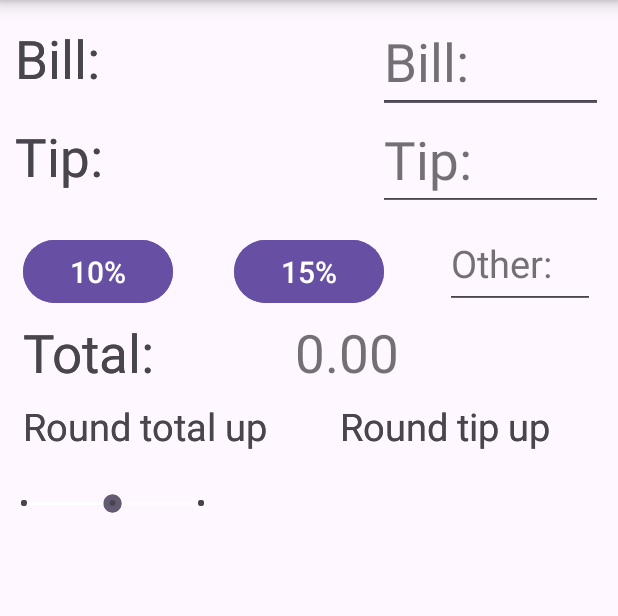
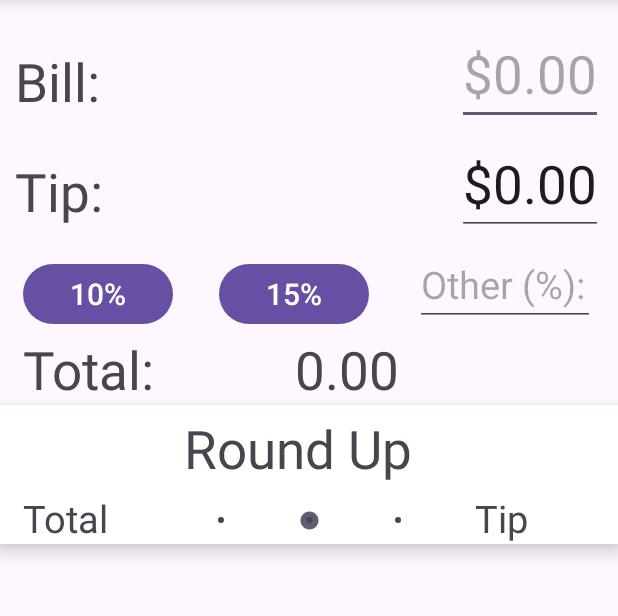
Before and after one commit to abryan9/mobileProgramming, an Android app: the screen it shows after launch (MainActivity), after a tap on "10%", on a phone screen of 412 x 824 dp, the part 83-699 px from its top. Run offline under Robolectric (Android 15) with nearby library versions, the phone set to English and light mode, and no system bars.

Commit message:
Almost working.

```diff
--- a/tipCalculator/app/src/main/java/edu/cosc4730/tipcalculator/MainFragment.java
+++ b/tipCalculator/app/src/main/java/edu/cosc4730/tipcalculator/MainFragment.java
@@ -1,74 +1,150 @@
 package edu.cosc4730.tipcalculator;
 
+import android.annotation.SuppressLint;
 import android.os.Bundle;
 import android.text.Editable;
 import android.text.TextWatcher;
+import android.util.Log;
 import android.view.LayoutInflater;
 import android.view.View;
 import android.view.ViewGroup;
+import android.widget.SeekBar;
 
 import androidx.annotation.NonNull;
 import androidx.fragment.app.Fragment;
+
+import java.text.NumberFormat;
 
 import edu.cosc4730.tipcalculator.databinding.FragmentMainBinding;
 
 public class MainFragment extends Fragment {
 
+    FragmentMainBinding binding;
+
+    double bill = 0.00;
+    double tip = 0.00;
+    int switch_progress = 1;
+
     @Override
     public View onCreateView(
             @NonNull LayoutInflater inflater, ViewGroup container, Bundle savedInstanceState
     ) {
-        edu.cosc4730.tipcalculator.databinding.FragmentMainBinding binding = FragmentMainBinding.inflate(inflater, container, true);
+        binding = FragmentMainBinding.inflate(inflater, container, false);
         binding.billEnter.addTextChangedListener(new TextWatcher() {
-            @Override
-            public void beforeTextChanged(CharSequence s, int start, int count, int after) { }
 
             @Override
             public void onTextChanged(CharSequence s, int start, int before, int count) {
-
+                binding.billEnter.removeTextChangedListener(this);
+                String clean = s.toString().replaceAll("[$.,]", "");
+                double parsed = Double.parseDouble(clean);
+                String formatted = NumberFormat.getCurrencyInstance().format(parsed/100);
+                bill = parsed;
+                binding.billEnter.setText(formatted);
+                binding.billEnter.setSelection(formatted.length());
+                binding.billEnter.addTextChangedListener(this);
+                setTotal(binding);
             }
 
+            @Override
+            public void beforeTextChanged(CharSequence s, int start, int count, int after) { }
             @Override
             public void afterTextChanged(Editable s) { }
         });
         binding.tipEnter.addTextChangedListener(new TextWatcher() {
-            @Override
-            public void beforeTextChanged(CharSequence s, int start, int count, int after) { }
 
             @Override
             public void onTextChanged(CharSequence s, int start, int before, int count) {
-
+                binding.tipEnter.removeTextChangedListener(this);
+                String clean = s.toString().replaceAll("[$.,]", "");
+                double parsed = Double.parseDouble(clean);
+                String formatted = NumberFormat.getCurrencyInstance().format(parsed/100);
+                tip = parsed;
+                binding.tipEnter.setText(formatted);
+                binding.tipEnter.setSelection(formatted.length());
+                binding.tipEnter.addTextChangedListener(this);
+                setTotal(binding);
             }
 
+            @Override
+            public void beforeTextChanged(CharSequence s, int start, int count, int after) { }
             @Override
             public void afterTextChanged(Editable s) { }
         });
         binding.tenPercent.setOnClickListener(new View.OnClickListener() {
+
+            @SuppressLint("SetTextI18n")
             @Override
             public void onClick(View v) {
-
+                tip = (double) Math.round((bill * 0.1));
+                binding.tipEnter.setText(Double.toString(tip/10));
+                setTotal(binding);
             }
         });
         binding.fifteenPercent.setOnClickListener(new View.OnClickListener() {
+
+            @SuppressLint("SetTextI18n")
             @Override
             public void onClick(View v) {
-
+                tip = (double) Math.round((bill * 0.15));
+                binding.tipEnter.setText(Double.toString(tip/10));
+                setTotal(binding);
             }
         });
         binding.tipCustom.addTextChangedListener(new TextWatcher() {
+
+            @SuppressLint("SetTextI18n")
+            @Override
+            public void onTextChanged(CharSequence s, int start, int before, int count) {
+                tip = bill*(Double.parseDouble(s.toString())/100);
+                binding.tipEnter.setText(Double.toString(tip));
+                setTotal(binding);
+            }
+
             @Override
             public void beforeTextChanged(CharSequence s, int start, int count, int after) { }
-
-            @Override
-            public void onTextChanged(CharSequence s, int start, int before, int count) {
-
-            }
-
             @Override
             public void afterTextChanged(Editable s) { }
         });
 
-        // add switch bar for rounding
+        binding.threeSwitch.setOnSeekBarChangeListener(new SeekBar.OnSeekBarChangeListener() {
+
+            @SuppressLint("SetTextI18n")
+            @Override
+            public void onProgressChanged(SeekBar seekBar, int progress, boolean fromUser) {
+                switch_progress = progress;
+                setTotal(binding);
+            }
+
+            @Override
+            public void onStartTrackingTouch(SeekBar seekBar) { }
+            @Override
+            public void onStopTrackingTouch(SeekBar seekBar) { }
+        });
         return binding.getRoot();
     }
+
+    @SuppressLint("SetTextI18n")
+    public void setTotal(FragmentMainBinding binding) {
+        Log.v("BILL", Double.toString(bill));
+        Log.v("TIP", Double.toString(tip));
+        String output = "";
+        switch(switch_progress) {
+            case 0:
+                output = Double.toString(Math.ceil((bill+tip)/100));
+                break;
+            case 1: default:
+                output = Double.toString((bill+tip)/100);
+                break;
+            case 2:
+                output = Double.toString((bill/100)+Math.ceil((tip/100)));
+                break;
+        }
+
+        String[] split_out = output.split("\\.", 2);
+        if (split_out[1].length() == 1) {
+            binding.totalOutput.setText(output+"0");
+        } else {
+            binding.totalOutput.setText(output);
+        }
+    }
 }
--- a/tipCalculator/app/src/main/res/layout/fragment_main.xml
+++ b/tipCalculator/app/src/main/res/layout/fragment_main.xml
@@ -23,9 +23,9 @@
     <TextView
         android:id="@+id/bill_text"
         android:layout_width="100dp"
-        android:layout_height="50dp"
+        android:layout_height="wrap_content"
         app:layout_constraintStart_toStartOf="parent"
-        app:layout_constraintTop_toBottomOf="@+id/top_bar"
+        app:layout_constraintTop_toTopOf="@+id/bill_enter"
         android:layout_marginTop="15dp"
         android:layout_marginStart="10dp"
         android:text="@string/bill"
@@ -34,24 +34,24 @@
 
     <EditText
         android:id="@+id/bill_enter"
-        android:layout_width="150dp"
-        android:layout_height="60dp"
+        android:layout_width="wrap_content"
+        android:layout_height="wrap_content"
         app:layout_constraintEnd_toEndOf="parent"
         app:layout_constraintTop_toBottomOf="@id/top_bar"
         android:layout_marginTop="15dp"
         android:layout_marginEnd="10dp"
-        android:hint="@string/bill"
-        android:inputType="number"
-        android:autofillHints="name"
+        android:hint="@string/no_money"
+        android:inputType="numberDecimal"
+        android:autofillHints="none"
         android:textSize="35sp">
     </EditText>
 
     <TextView
         android:id="@+id/tip_text"
         android:layout_width="100dp"
-        android:layout_height="50dp"
+        android:layout_height="wrap_content"
         app:layout_constraintStart_toStartOf="parent"
-        app:layout_constraintTop_toBottomOf="@id/bill_text"
+        app:layout_constraintTop_toTopOf="@id/tip_enter"
         android:layout_marginTop="15dp"
         android:layout_marginStart="10dp"
         android:text="@string/tip"
@@ -60,22 +60,22 @@
 
     <EditText
         android:id="@+id/tip_enter"
-        android:layout_width="150dp"
-        android:layout_height="60dp"
+        android:layout_width="wrap_content"
+        android:layout_height="wrap_content"
         app:layout_constraintEnd_toEndOf="parent"
         app:layout_constraintTop_toBottomOf="@id/bill_enter"
         android:layout_marginTop="5dp"
         android:layout_marginEnd="10dp"
-        android:hint="@string/tip"
-        android:inputType="number"
-        android:autofillHints="name"
+        android:hint="@string/no_money"
+        android:inputType="numberDecimal"
+        android:autofillHints="none"
         android:textSize="35sp">
     </EditText>
 
     <Button
         android:id="@+id/ten_percent"
         android:layout_width="100dp"
-        android:layout_height="50dp"
+        android:layout_height="wrap_content"
         app:layout_constraintTop_toBottomOf="@id/tip_enter"
         app:layout_constraintStart_toStartOf="parent"
         android:layout_marginStart="15dp"
@@ -87,10 +87,10 @@
     <Button
         android:id="@+id/fifteen_percent"
         android:layout_width="100dp"
-        android:layout_height="50dp"
+        android:layout_height="wrap_content"
         app:layout_constraintTop_toBottomOf="@id/tip_enter"
-        app:layout_constraintStart_toStartOf="parent"
-        app:layout_constraintEnd_toEndOf="parent"
+        app:layout_constraintStart_toEndOf="@id/ten_percent"
+        app:layout_constraintEnd_toStartOf="@id/tip_custom"
         android:layout_marginStart="0dp"
         android:layout_marginTop="15dp"
         android:text="@string/fifteen_percent"
@@ -99,22 +99,22 @@
 
     <EditText
         android:id="@+id/tip_custom"
-        android:layout_width="100dp"
-        android:layout_height="60dp"
+        android:layout_width="120dp"
+        android:layout_height="wrap_content"
         app:layout_constraintEnd_toEndOf="parent"
         app:layout_constraintTop_toBottomOf="@id/tip_enter"
         android:layout_marginEnd="15dp"
         android:layout_marginTop="5dp"
         android:hint="@string/other"
-        android:inputType="number"
-        android:autofillHints="name"
+        android:inputType="numberDecimal"
+        android:autofillHints="none"
         android:textSize="25sp">
     </EditText>
 
     <TextView
         android:id="@+id/total"
         android:layout_width="200dp"
-        android:layout_height="50dp"
+        android:layout_height="wrap_content"
         app:layout_constraintStart_toStartOf="parent"
         app:layout_constraintTop_toBottomOf="@id/tip_custom"
         android:layout_marginStart="15dp"
@@ -126,21 +126,42 @@
     <TextView
         android:id="@+id/total_output"
         android:layout_width="200dp"
-        android:layout_height="50dp"
+        android:layout_height="wrap_content"
         app:layout_constraintEnd_toEndOf="parent"
         app:layout_constraintTop_toBottomOf="@id/tip_custom"
         android:layout_marginEnd="15dp"
         android:layout_marginTop="5dp"
-        android:hint="@string/total_hint"
+        android:hint="@string/no_money"
+        android:textSize="35sp">
+    </TextView>
+
+    <androidx.constraintlayout.widget.ConstraintLayout
+        android:layout_width="match_parent"
+        android:layout_height="wrap_content"
+        app:layout_constraintStart_toStartOf="parent"
+        app:layout_constraintTop_toBottomOf="@id/total"
+        android:elevation="8dp"
+        android:background="@color/design_default_color_background">
+
+        <TextView
+            android:id="@+id/round_header"
+            android:layout_width="wrap_content"
+            android:layout_height="wrap_content"
+            app:layout_constraintEnd_toEndOf="parent"
+            app:layout_constraintStart_toStartOf="parent"
+            app:layout_constraintTop_toTopOf="parent"
+            android:layout_marginEnd="15dp"
+            android:layout_marginTop="5dp"
+            android:text="@string/round_header"
             android:textSize="35sp">
         </TextView>
 
         <TextView
             android:id="@+id/round_total"
-        android:layout_width="170dp"
-        android:layout_height="60dp"
+            android:layout_width="80dp"
+            android:layout_height="wrap_content"
             app:layout_constraintStart_toStartOf="parent"
-        app:layout_constraintTop_toBottomOf="@id/total"
+            app:layout_constraintTop_toBottomOf="@id/round_header"
             android:layout_marginStart="15dp"
             android:layout_marginTop="5dp"
             android:text="@string/round_total"
@@ -152,8 +173,10 @@
             style="@style/Widget.AppCompat.SeekBar.Discrete"
             android:layout_width="150dp"
             android:layout_height="wrap_content"
-        app:layout_constraintStart_toStartOf="parent"
-        app:layout_constraintTop_toBottomOf="@id/round_total"
+            app:layout_constraintStart_toEndOf="@id/round_total"
+            app:layout_constraintEnd_toStartOf="@id/round_tip"
+            app:layout_constraintTop_toBottomOf="@id/round_header"
+            android:layout_marginTop="15dp"
             android:progressBackgroundTint="@color/design_default_color_background"
             android:progressTint="@color/design_default_color_background"
             android:max="2"
@@ -162,15 +185,18 @@
 
         <TextView
             android:id="@+id/round_tip"
-        android:layout_width="170dp"
-        android:layout_height="60dp"
+            android:layout_width="80dp"
+            android:layout_height="wrap_content"
             app:layout_constraintEnd_toEndOf="parent"
-        app:layout_constraintTop_toBottomOf="@id/total"
+            app:layout_constraintTop_toBottomOf="@id/round_header"
             android:layout_marginEnd="15dp"
             android:layout_marginTop="5dp"
             android:text="@string/round_tip"
             android:textSize="25sp">
         </TextView>
+    </androidx.constraintlayout.widget.ConstraintLayout>
+
+
 
 
 </androidx.constraintlayout.widget.ConstraintLayout>
--- a/tipCalculator/app/src/main/res/values/strings.xml
+++ b/tipCalculator/app/src/main/res/values/strings.xml
@@ -3,11 +3,12 @@
     <string name="top_bar">Tip Calculator</string>
     <string name="bill">Bill:</string>
     <string name="tip">Tip:</string>
+    <string name="no_money">$0.00</string>
     <string name="ten_percent">10%</string>
     <string name="fifteen_percent">15%</string>
-    <string name="other">Other:</string>
+    <string name="other">Other (%):</string>
     <string name="total">Total:</string>
-    <string name="total_hint">0.00</string>
-    <string name="round_total">Round total up</string>
-    <string name="round_tip">Round tip up</string>
+    <string name="round_header">Round Up</string>
+    <string name="round_total">Total</string>
+    <string name="round_tip">Tip</string>
 </resources>
```
Lines whose indentation alone changed are shown as unchanged.
